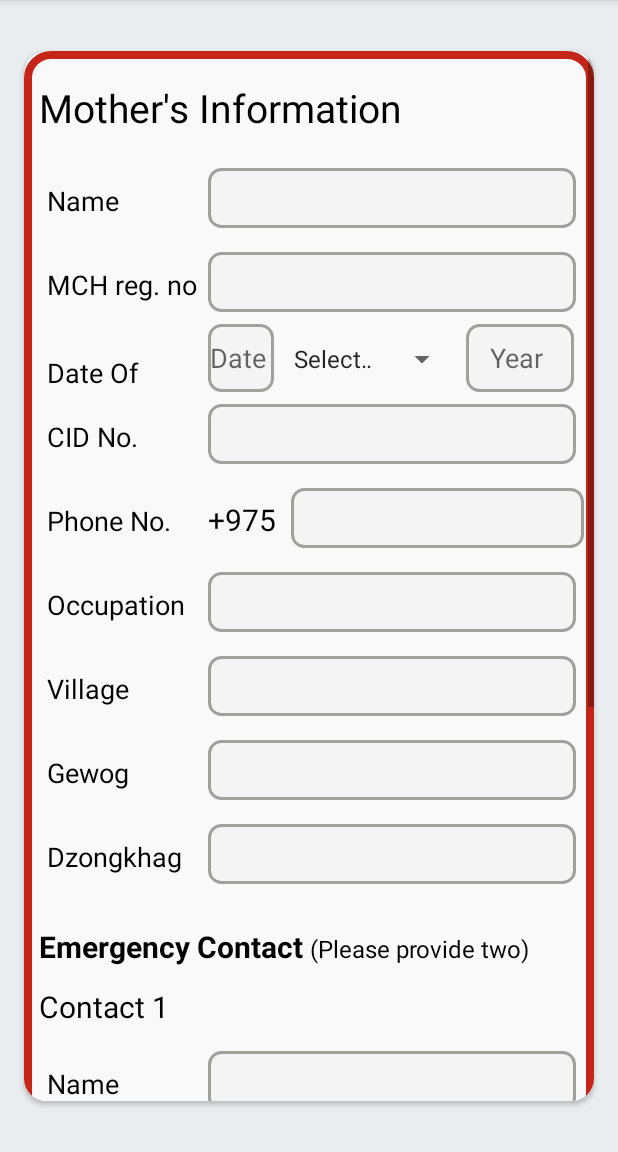
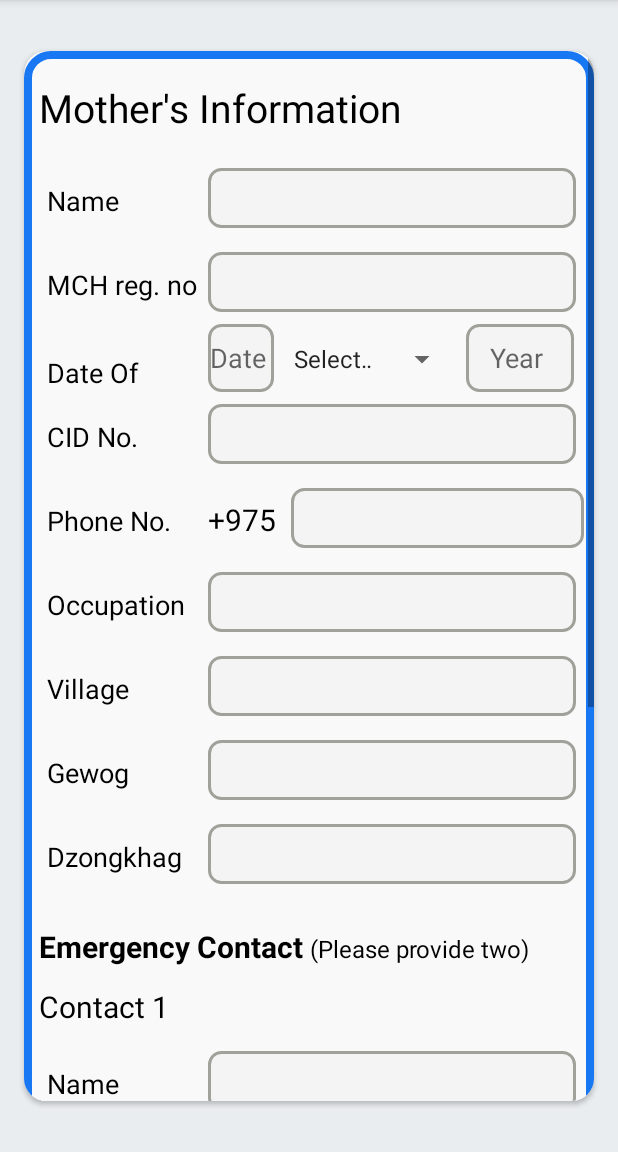
Before and after one commit to penjorkinley/ToDoTask, an Android app: the MothersInformation screen opened directly, with no data from a screen before it, on a phone screen of 412 x 824 dp, the part 84-1236 px from its top. Run offline under Robolectric (Android 15) with nearby library versions, the phone set to English and light mode, and no system bars.

Commit message:
changed the border color of mothers information

```diff
--- a/app/src/main/res/drawable/main_layout.xml
+++ b/app/src/main/res/drawable/main_layout.xml
@@ -2,7 +2,7 @@
 <shape xmlns:android="http://schemas.android.com/apk/res/android">
     <stroke
         android:width="5dp"
-        android:color="#C52519" />
+        android:color="#1877F2" />
     <corners android:radius="15dp"/>
     <solid android:color="#FAF9F9"/>
 </shape>
--- a/app/src/main/res/layout/activity_profile.xml
+++ b/app/src/main/res/layout/activity_profile.xml
@@ -70,8 +70,7 @@
             app:tabMode="fixed"
             app:tabSelectedTextColor="@color/black"
             app:tabTextAppearance="@style/customTabLayout"
-            app:tabTextColor="@color/white"
-            >
+            app:tabTextColor="@color/white">
 
             <com.google.android.material.tabs.TabItem
                 android:layout_width="wrap_content"
```
